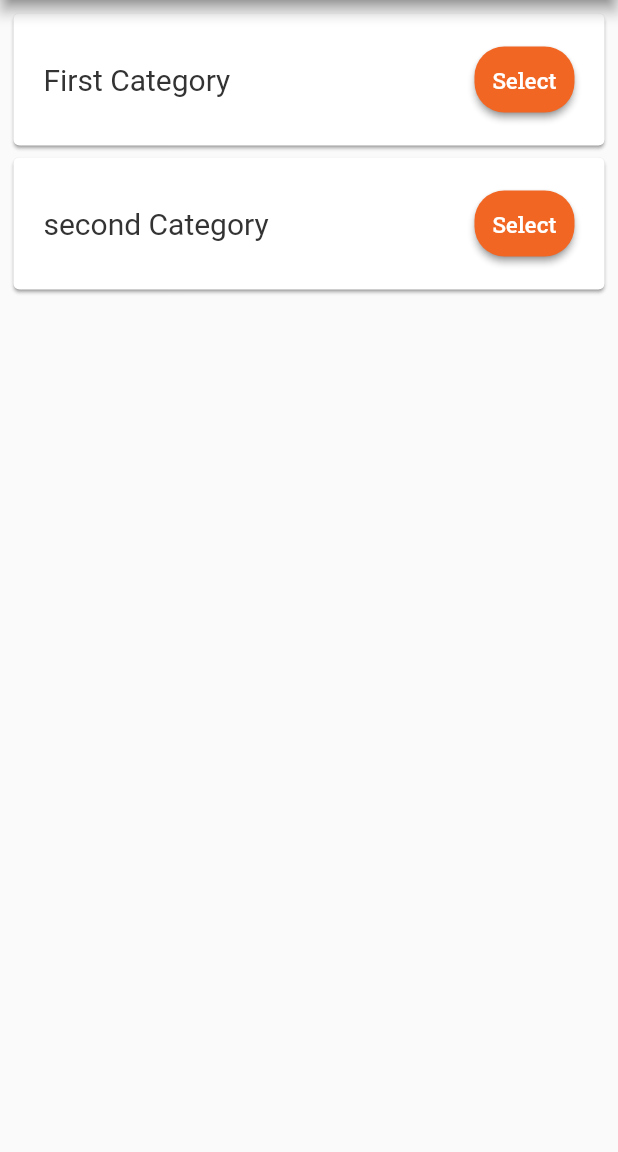
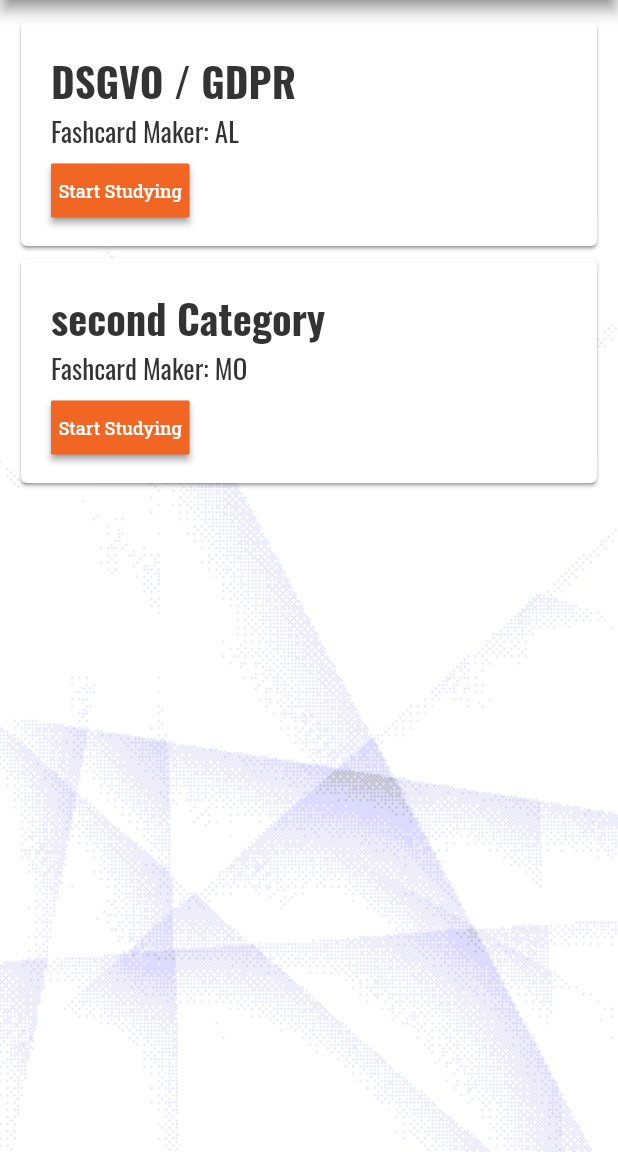
Before and after one commit to iwilfried/Flutter-Flashcards-Portrait, a Flutter app: the screen it shows after launch, on a phone screen of 412 x 824 dp, the part 84-1236 px from its top. Run offline on Flutter 3.47's test engine with Material 2 defaults, Android fonts, the phone set to English and light mode, and no system bars; drawn by our look-alikes of auto_size_text; our stand-ins replace flip_card, flutter_riverpod, google_fonts, shared_preferences, styled_text.

Commit message:
Adding categories

```diff
--- a/assets/slides.json
+++ b/assets/slides.json
@@ -3,7 +3,8 @@
 	"lesson": "Einführung",
 	"Categories" : [
 		{
-			"categoryName" : "First Category",
+			"categoryName" : "DSGVO / GDPR",
+			"FlashCardMaker": "AL",
 			"slides": [
 				{
 					"First Side": "<bold>Was</bold> ist <red>die</red> DSGVO?",
@@ -85,6 +86,7 @@
 		},
 		{
 			"categoryName" : "second Category",
+			"FlashCardMaker" : "MO",
 			"slides": [
 				{
 					"First Side": "<bold>Was</bold> ist <red>die</red> DSGVO?",
--- a/lib/models/category.dart
+++ b/lib/models/category.dart
@@ -2,14 +2,17 @@ import 'slide.dart';
 
 class Category {
   String categoryName;
+  String flashCardMaker;
   List<Slide> slides;
 
   Category({
     required this.slides,
     required this.categoryName,
+    required this.flashCardMaker,
   });
 
   Category.fromJson(Map<String, dynamic> json)
       : categoryName = json["categoryName"],
+        flashCardMaker = json["FlashCardMaker"],
         slides = List<Slide>.from(json['slides'].map((e) => Slide.fromJson(e)));
 }
--- a/lib/screens/categories_screen.dart
+++ b/lib/screens/categories_screen.dart
@@ -1,5 +1,6 @@
 import 'dart:convert';
 
+import 'package:auto_size_text/auto_size_text.dart';
 import 'package:flutter_riverpod/flutter_riverpod.dart';
 import 'package:flutter/material.dart';
 import 'package:google_fonts/google_fonts.dart';
@@ -40,6 +41,8 @@ class _CategoriesScreenState extends ConsumerState<CategoriesScreen> {
 
   @override
   Widget build(BuildContext context) {
+    bool isPortrait =
+        MediaQuery.of(context).orientation == Orientation.portrait;
     return Scaffold(
         appBar: AppBar(
           shape: const Border(top: BorderSide(color: Colors.green, width: 3)),
@@ -106,30 +109,63 @@ class _CategoriesScreenState extends ConsumerState<CategoriesScreen> {
             ),
           ),
         ),
-        body: Padding(
-          padding: const EdgeInsets.all(5),
+        body: Container(
+          width: MediaQuery.of(context).size.width,
+          height: MediaQuery.of(context).size.height,
+          decoration: BoxDecoration(
+              image: DecorationImage(
+                  colorFilter: ColorFilter.mode(
+                      Theme.of(context).backgroundColor.withOpacity(0.9),
+                      BlendMode.darken),
+                  image: AssetImage(isPortrait
+                      ? "assets/images/backPortrait.png"
+                      : "assets/images/backLandscape.png"),
+                  fit: BoxFit.cover)),
+          padding: const EdgeInsets.all(10),
           child: ListView.builder(
               itemCount: categories.length,
               itemBuilder: (context, index) {
                 return Card(
-                  child: Padding(
+                  child: Container(
+                    height: 150,
+                    width: MediaQuery.of(context).size.width,
                     padding: const EdgeInsets.all(20),
+                    child: Column(
+                      crossAxisAlignment: CrossAxisAlignment.start,
+                      mainAxisAlignment: MainAxisAlignment.spaceAround,
+                      children: [
+                        AutoSizeText(
+                          categories[index].categoryName,
+                          maxLines: 1,
+                          style: GoogleFonts.oswald(
+                              textStyle: TextStyle(
+                            fontWeight: FontWeight.bold,
+                            color: Theme.of(context).primaryColor,
+                            fontSize: 27,
+                          )),
+                        ),
+                        AutoSizeText(
+                          "Fashcard Maker: ${categories[index].flashCardMaker}",
+                          maxLines: 1,
+                          textAlign: TextAlign.start,
+                          style: GoogleFonts.oswald(
+                              textStyle: TextStyle(
+                            color: Theme.of(context).primaryColor,
+                            fontSize: 18,
+                          )),
+                        ),
+                        Padding(
+                          padding: const EdgeInsets.symmetric(vertical: 2),
                           child: Row(
-                        mainAxisAlignment: MainAxisAlignment.spaceBetween,
+                            mainAxisAlignment: MainAxisAlignment.start,
+                            crossAxisAlignment: CrossAxisAlignment.center,
                             children: [
-                          Text(
-                            categories[index].categoryName,
-                            style: TextStyle(
-                                fontSize: 20,
-                                color: Theme.of(context).primaryColor,
-                                fontWeight: FontWeight.normal),
-                          ),
                               ElevatedButton(
                                 style: ElevatedButton.styleFrom(
                                   primary: const Color(0xffF16623),
                                   shape: RoundedRectangleBorder(
-                                  borderRadius: BorderRadius.circular(20.0)),
-                              padding: const EdgeInsets.all(12.0),
+                                      borderRadius: BorderRadius.circular(1.0)),
+                                  padding: const EdgeInsets.all(5.0),
                                 ),
                                 onPressed: () => Navigator.pushReplacement(
                                   context,
@@ -139,16 +175,20 @@ class _CategoriesScreenState extends ConsumerState<CategoriesScreen> {
                                           lesson: lesson,
                                           slides: categories[index].slides)),
                                 ),
-                            child: Text('Select',
+                                child: Text('Start Studying',
                                     style: GoogleFonts.robotoSlab(
                                         textStyle: const TextStyle(
                                       color: Colors.white,
                                       fontWeight: FontWeight.w500,
-                                  fontSize: 15,
+                                      fontSize: 12,
                                     ))),
                               ),
                             ],
-                      )),
+                          ),
+                        ),
+                      ],
+                    ),
+                  ),
                 );
               }),
         ));
--- a/lib/screens/main_screen.dart
+++ b/lib/screens/main_screen.dart
@@ -10,7 +10,6 @@ import '../state_managment/current_card_state_manager.dart';
 import '../slides/slide_zero.dart';
 import '../slides/slide_one.dart';
 import 'categories_screen.dart';
-import 'credential_screen.dart';
 
 class MainScreen extends ConsumerStatefulWidget {
   final List<Slide> slides;
@@ -47,7 +46,6 @@ class _MainScreenState extends ConsumerState<MainScreen> {
     ]);
     list = [
       SlideZero(startLesson, widget.title),
-      CredentialScreen(startLesson),
     ];
     loadData();
   }
@@ -114,7 +112,7 @@ class _MainScreenState extends ConsumerState<MainScreen> {
                   crossAxisAlignment: CrossAxisAlignment.center,
                   children: [
                     Text(
-                      page > 0 ? '${page - 1}' : '$page',
+                      '$page',
                       style: GoogleFonts.robotoCondensed(
                         textStyle: TextStyle(
                             fontSize: 16,
@@ -138,7 +136,7 @@ class _MainScreenState extends ConsumerState<MainScreen> {
                       width: 3,
                     ),
                     Text(
-                      '${list.length - 2}',
+                      '${list.length - 1}',
                       style: GoogleFonts.robotoCondensed(
                         textStyle: TextStyle(
                             fontSize: 16,
```
Also changed, not shown: lib/screens/credential_screen.dart (deleted, +0 -86 lines). Lines whose indentation alone changed are shown as unchanged.
